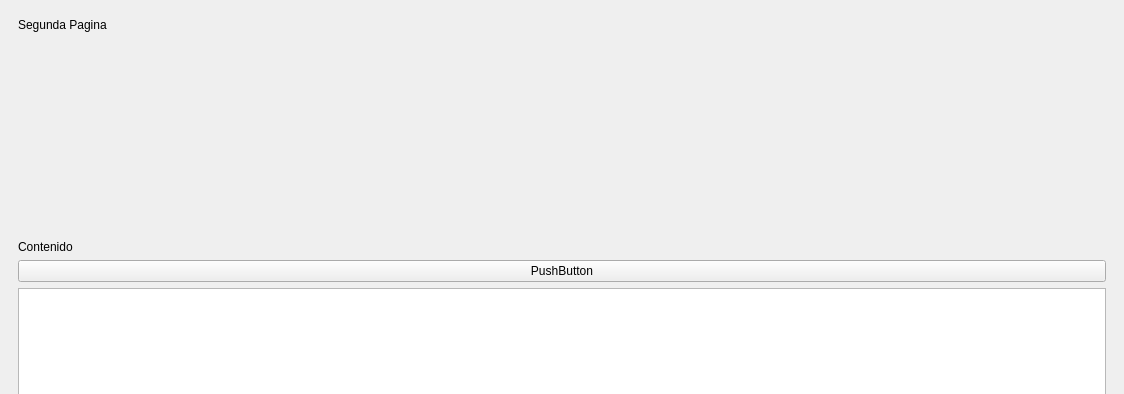
First picture: the form in mainwindow.ui, repository gustalbert11/Time-Tabling, before the edit; both pictures show x 0 to 1124 and y 0 to 394 of the 1124 by 675 pixel window.
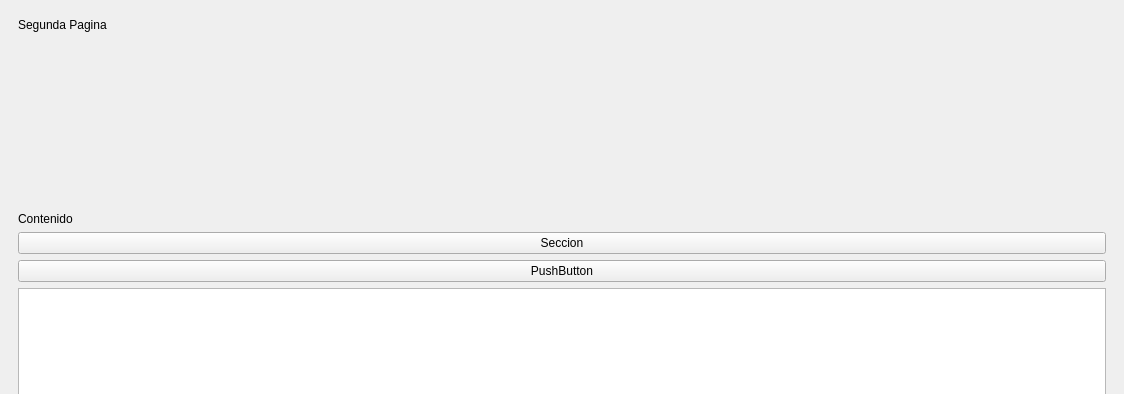
Second picture: the form after the edit. The open tabs and pages were chosen to show the change.

The edit to the form file:
```diff
--- a/mainwindow.ui
+++ b/mainwindow.ui
@@ -85,6 +85,13 @@
             </property>
            </widget>
           </item>
+          <item>
+           <widget class="QPushButton" name="insertSecButton">
+            <property name="text">
+             <string>Seccion</string>
+            </property>
+           </widget>
+          </item>
          </layout>
         </item>
         <item>
```
Left out of the diff: 2 changed lines with no effect on the pictures.
